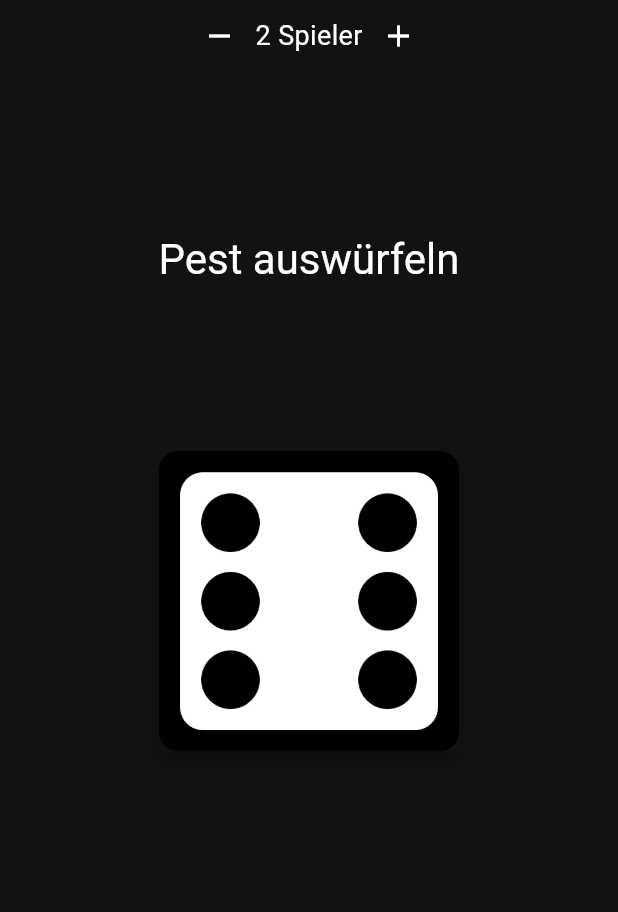
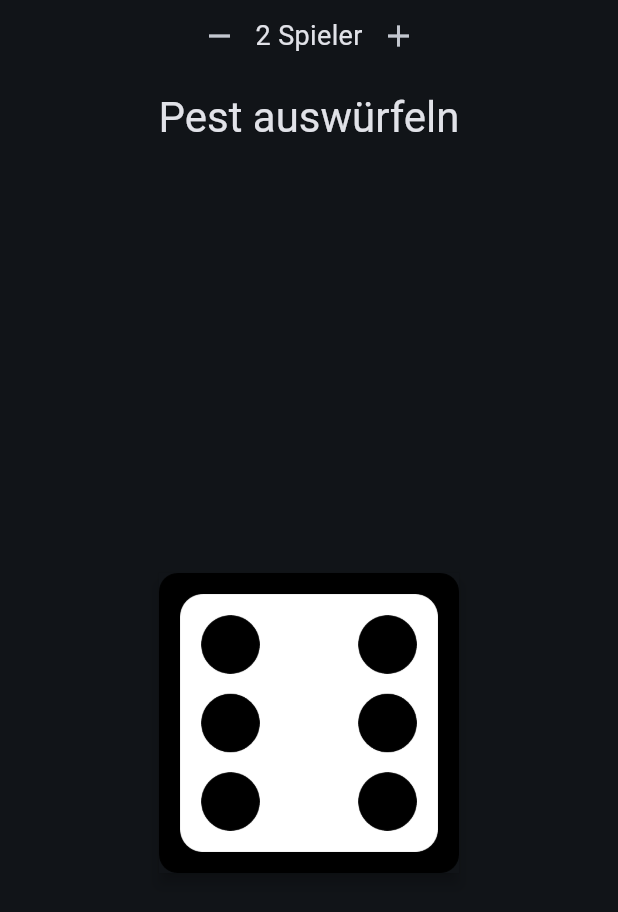
Before and after one commit to johnbow/PestApp, a Flutter app: the screen it shows after launch, after a tap on the "add" icon, on a phone screen of 412 x 824 dp. Shown: the top 912 px of the screen. Run offline on Flutter 3.47's test engine with Material 3 defaults, Android fonts, the phone set to English and light mode, and no system bars; our stand-ins replace bloc, equatable, flutter_bloc, gap.

Commit message:
Massive refactoring of all components

```diff
--- a/lib/constants/themes.dart
+++ b/lib/constants/themes.dart
@@ -1,7 +1,10 @@
 import 'package:flutter/material.dart';
 
+final colorScheme =
+    ColorScheme.fromSeed(seedColor: Colors.blue, brightness: Brightness.dark);
+
 final roundButtonStyle = ElevatedButton.styleFrom(
-    padding: const EdgeInsets.all(60),
+    padding: const EdgeInsets.all(70),
     elevation: 8,
     backgroundColor: Colors.green,
     foregroundColor: Colors.white,
--- /dev/null
+++ b/lib/cubit/dice_state.dart
@@ -0,0 +1,21 @@
+part of 'dice_cubit.dart';
+
+@immutable
+sealed class DiceState extends Equatable {
+  const DiceState({required this.roll});
+
+  final List<int> roll;
+
+  @override
+  List<Object> get props => [roll];
+}
+
+final class DiceRolled extends DiceState {
+  const DiceRolled({required super.roll, required this.message});
+
+  final List<String> message;
+}
+
+final class DiceRolling extends DiceState {
+  const DiceRolling({required super.roll});
+}
--- a/lib/cubit/game_state.dart
+++ b/lib/cubit/game_state.dart
@@ -3,96 +3,49 @@ part of 'game_cubit.dart';
 @immutable
 sealed class GameState {
   const GameState(
-      {required this.players,
-      required this.dices,
-      this.message = const [],
-      this.round = 0});
+      {required this.players, required this.numDice, this.round = 1});
 
   final int players;
-  final List<int> dices;
-  final List<String> message;
+  final int numDice;
   final int round;
 
-  GameState copyWith({int? players, List<int>? dices});
+  GameState copyWith({int? players, int? round});
 }
 
-final class RoundEnded extends GameState {
-  const RoundEnded(
-      {required super.players, required super.dices, required super.round});
+class FirstStage extends GameState {
+  const FirstStage({required super.players}) : super(numDice: 1);
 
   @override
-  RoundEnded copyWith({int? players, List<int>? dices, int? round}) {
-    return RoundEnded(
-        players: players ?? this.players,
-        dices: dices ?? this.dices,
-        round: round ?? this.round);
+  FirstStage copyWith({int? players, int? round}) {
+    return FirstStage(players: players ?? this.players);
   }
 }
 
-final class RoundStarted extends GameState {
-  const RoundStarted(
-      {required super.players,
-      required super.dices,
-      required super.message,
-      super.round = 1});
+class FirstStageEnded extends GameState {
+  const FirstStageEnded({required super.players}) : super(numDice: 1);
 
   @override
-  RoundStarted copyWith(
-      {int? players, List<int>? dices, List<String>? message, int? round}) {
-    return RoundStarted(
-        players: players ?? this.players,
-        dices: dices ?? this.dices,
-        message: message ?? this.message,
-        round: round ?? this.round);
+  FirstStageEnded copyWith({int? players, int? round}) {
+    return FirstStageEnded(players: players ?? this.players);
   }
 }
 
-final class DiceRolling extends GameState {
-  const DiceRolling(
-      {required this.nextState,
-      required super.players,
-      required super.dices,
-      super.round})
-      : super(
-            message: nextState is RollingOut || nextState is RolledOut
-                ? const ["Pest auswürfeln"]
-                : const [" "]);
-
-  DiceRolling.fromState(this.nextState, {required int oldRound})
-      : super(
-            players: nextState.players,
-            dices: nextState.dices,
-            round: oldRound,
-            message: nextState is RollingOut || nextState is RolledOut
-                ? const ["Pest auswürfeln"]
-                : const [" "]);
-
-  final GameState nextState;
+class SecondStage extends GameState {
+  const SecondStage({required super.players, super.round}) : super(numDice: 2);
 
   @override
-  GameState copyWith({int? players, List<int>? dices}) {
-    throw UnimplementedError();
+  SecondStage copyWith({int? players, int? round}) {
+    return SecondStage(
+        players: players ?? this.players, round: round ?? this.round);
   }
 }
 
-final class RolledOut extends GameState {
-  const RolledOut({required super.players, required super.dices})
-      : super(message: const ["Du bist Pest!"]);
+class SecondStageEnded extends GameState {
+  const SecondStageEnded({required super.players})
+      : super(numDice: 2, round: players);
 
   @override
-  RolledOut copyWith({int? players, List<int>? dices}) {
-    return RolledOut(
-        players: players ?? this.players, dices: dices ?? this.dices);
+  SecondStageEnded copyWith({int? players, int? round}) {
+    return SecondStageEnded(players: players ?? this.players);
   }
 }
-
-final class RollingOut extends GameState {
-  const RollingOut({required super.players, required super.dices})
-      : super(message: const ["Pest auswürfeln"]);
-
-  @override
-  RollingOut copyWith({int? players, List<int>? dices}) {
-    return RollingOut(
-        players: players ?? this.players, dices: dices ?? this.dices);
-  }
-}
--- a/lib/main.dart
+++ b/lib/main.dart
@@ -1,7 +1,9 @@
 import 'package:flutter/material.dart';
 import 'package:flutter/services.dart';
 import 'package:flutter_bloc/flutter_bloc.dart';
+import 'package:pest/constants/themes.dart';
 import 'package:pest/cubit/dice_animation_cubit.dart';
+import 'package:pest/cubit/dice_cubit.dart';
 import 'package:pest/cubit/game_cubit.dart';
 import 'package:pest/pages/main_page.dart';
 import 'package:pest/repositories/dice_repository.dart';
@@ -25,15 +27,15 @@ class MyApp extends StatelessWidget {
     return MaterialApp(
         title: 'Flutter Demo',
         theme: ThemeData(
-          colorScheme: const ColorScheme.dark(
-              brightness: Brightness.light, background: Color(0xFF282828)),
+          colorScheme: colorScheme,
           textTheme: const TextTheme(bodyMedium: TextStyle(fontSize: 18)),
           useMaterial3: true,
         ),
         home: MultiRepositoryProvider(
           providers: [
             RepositoryProvider<DiceRepository>(
-              create: (context) => RandomDice(sides: 6, initial: [6]),
+              create: (context) => RandomDice(
+                  sides: 6, firstInitial: [6], secondInitial: [6, 6]),
             ),
             RepositoryProvider(
               lazy: false,
@@ -50,6 +52,10 @@ class MyApp extends StatelessWidget {
                 create: (context) => DiceAnimationCubit(
                     diceRepo: context.read<DiceRepository>()),
               ),
+              BlocProvider(
+                create: (context) =>
+                    DiceCubit(diceRepo: context.read<DiceRepository>()),
+              ),
             ],
             child: const MainPage(),
           ),
--- /dev/null
+++ b/lib/pages/first_stage_page.dart
@@ -0,0 +1,51 @@
+import 'package:flutter/material.dart';
+import 'package:flutter_bloc/flutter_bloc.dart';
+import 'package:pest/cubit/game_cubit.dart';
+import 'package:pest/widgets/dice_display.dart';
+import 'package:pest/widgets/next_stage_display.dart';
+import 'package:pest/widgets/player_counter.dart';
+
+class FirstStagePage extends StatelessWidget {
+  const FirstStagePage({super.key});
+
+  @override
+  Widget build(BuildContext context) {
+    return Column(
+      mainAxisAlignment: MainAxisAlignment.spaceBetween,
+      children: [
+        const PlayerCounter(),
+        if (context.read<GameCubit>().state is FirstStageEnded)
+          NextStageDisplay(
+            actionText: Text(
+              "Weiter",
+              style: Theme.of(context).textTheme.displayMedium,
+            ),
+            message: const PestMessage(),
+          )
+        else
+          const DiceDisplay(),
+      ],
+    );
+  }
+}
+
+class PestMessage extends StatelessWidget {
+  const PestMessage({super.key});
+
+  @override
+  Widget build(BuildContext context) {
+    return Text.rich(TextSpan(children: [
+      TextSpan(
+        style: Theme.of(context).textTheme.displaySmall,
+        text: "Du bist ",
+      ),
+      TextSpan(
+        text: "Pest!",
+        style: Theme.of(context)
+            .textTheme
+            .displaySmall!
+            .copyWith(color: Colors.red),
+      )
+    ]));
+  }
+}
--- a/lib/pages/main_page.dart
+++ b/lib/pages/main_page.dart
@@ -1,79 +1,47 @@
 import 'package:flutter/material.dart';
 import 'package:flutter_bloc/flutter_bloc.dart';
-import 'package:pest/constants/themes.dart';
+import 'package:pest/cubit/dice_animation_cubit.dart';
+import 'package:pest/cubit/dice_cubit.dart';
 import 'package:pest/cubit/game_cubit.dart';
-import 'package:pest/widgets/dice_widget_group.dart';
-import 'package:pest/widgets/player_counter.dart';
+import 'package:pest/pages/first_stage_page.dart';
+import 'package:pest/pages/second_stage_page.dart';
 
 class MainPage extends StatelessWidget {
   const MainPage({super.key});
 
-  bool _isRoundStartedState(GameState state) {
-    return state is RoundStarted ||
-        state is RoundEnded ||
-        (state is DiceRolling &&
-            (state.nextState is RoundStarted || state.nextState is RoundEnded));
-  }
-
   @override
   Widget build(BuildContext context) {
-    return Scaffold(body: BlocBuilder<GameCubit, GameState>(
-      builder: (context, state) {
-        return SafeArea(
-          child: Column(
-            mainAxisAlignment: MainAxisAlignment.center,
-            mainAxisSize: MainAxisSize.max,
-            children: [
-              PlayerCounter(playerCount: state.players),
-              Expanded(
-                child: Column(
-                  mainAxisAlignment: MainAxisAlignment.spaceEvenly,
-                  mainAxisSize: MainAxisSize.max,
-                  children: [
-                    for (final line in state.message)
-                      Text(
-                        line,
-                        textAlign: TextAlign.center,
-                        style: Theme.of(context).textTheme.headlineMedium,
-                      ),
-                    const DiceWidgetGroup(),
-                    Visibility(
-                      visible: state is RolledOut,
-                      child: ElevatedButton(
-                          style: roundButtonStyle,
-                          onPressed: () =>
-                              context.read<GameCubit>().startRound(),
-                          child: const Text("weiter")),
-                    ),
-                    Visibility(
-                      visible: state is RoundEnded,
-                      child: ElevatedButton(
-                          style: roundButtonStyle,
-                          onPressed: () => context.read<GameCubit>().restart(),
-                          child: const Text("Neue Runde")),
-                    ),
-                  ],
-                ),
-              ),
-              if (_isRoundStartedState(state))
-                Row(
-                  mainAxisAlignment: MainAxisAlignment.spaceBetween,
-                  children: [
-                    Padding(
-                      padding: const EdgeInsets.all(12.0),
-                      child: state is RoundEnded
-                          ? Text("${state.players} / ${state.players}")
-                          : Text("${state.round} / ${state.players}"),
-                    ),
-                    IconButton(
-                        onPressed: () => context.read<GameCubit>().restart(),
-                        icon: const Icon(Icons.replay))
-                  ],
-                )
-            ],
-          ),
-        );
-      },
+    return Scaffold(
+        body: SafeArea(
+      child: BlocListener<GameCubit, GameState>(
+        listenWhen: (prev, curr) => prev.runtimeType != curr.runtimeType,
+        listener: (context, state) {
+          switch (state) {
+            case FirstStage():
+              context.read<DiceCubit>().resetFirst();
+              context.read<DiceAnimationCubit>().resetFirst();
+              break;
+            case FirstStageEnded():
+              break;
+            case SecondStage():
+              context.read<DiceCubit>().resetSecond();
+              context.read<DiceAnimationCubit>().resetSecond();
+              break;
+            case SecondStageEnded():
+              break;
+          }
+        },
+        child: BlocBuilder<GameCubit, GameState>(
+          builder: (context, state) {
+            return switch (state) {
+              FirstStage() => const FirstStagePage(),
+              FirstStageEnded() => const FirstStagePage(),
+              SecondStage() => const SecondStagePage(),
+              SecondStageEnded() => const SecondStagePage(),
+            };
+          },
+        ),
+      ),
     ));
   }
 }
--- a/lib/repositories/dice_repository.dart
+++ b/lib/repositories/dice_repository.dart
@@ -1,12 +1,14 @@
 import 'dart:async';
 
 abstract class DiceRepository {
-  DiceRepository({required this.sides, required List<int> initial})
-      : last = initial;
+  DiceRepository(
+      {required this.sides,
+      required this.firstInitial,
+      required this.secondInitial});
 
   final int sides;
-
-  List<int> last;
+  final List<int> firstInitial;
+  final List<int> secondInitial;
 
   FutureOr<int> get nextNumber;
 
@@ -15,7 +17,6 @@ abstract class DiceRepository {
     for (int i = 0; i < numbers.length; i++) {
       numbers[i] = await nextNumber;
     }
-    last = numbers;
     return numbers;
   }
 }
--- a/lib/repositories/random_dice.dart
+++ b/lib/repositories/random_dice.dart
@@ -4,7 +4,10 @@ import 'dart:math';
 import 'package:pest/repositories/dice_repository.dart';
 
 class RandomDice extends DiceRepository {
-  RandomDice({required super.sides, required super.initial});
+  RandomDice(
+      {required super.sides,
+      required super.firstInitial,
+      required super.secondInitial});
 
   final rng = Random();
 
--- /dev/null
+++ b/lib/widgets/dice_display.dart
@@ -0,0 +1,44 @@
+import 'package:flutter/material.dart';
+import 'package:flutter_bloc/flutter_bloc.dart';
+import 'package:gap/gap.dart';
+import 'package:pest/cubit/dice_cubit.dart';
+import 'package:pest/widgets/dice_widget_group.dart';
+
+class DiceDisplay extends StatelessWidget {
+  const DiceDisplay({super.key});
+
+  @override
+  Widget build(BuildContext context) {
+    return Expanded(
+      child: Column(
+        mainAxisAlignment: MainAxisAlignment.start,
+        mainAxisSize: MainAxisSize.max,
+        children: [
+          const Gap(12.0),
+          SizedBox(
+            height: 80,
+            child: BlocBuilder<DiceCubit, DiceState>(
+              builder: (context, state) {
+                return switch (state) {
+                  DiceRolled() => Column(
+                      mainAxisSize: MainAxisSize.min,
+                      children: [
+                        for (final line in state.message)
+                          Text(
+                            line,
+                            textAlign: TextAlign.center,
+                            style: Theme.of(context).textTheme.headlineMedium,
+                          ),
+                      ],
+                    ),
+                  DiceRolling() => const Text("")
+                };
+              },
+            ),
+          ),
+          const Expanded(child: DiceWidgetGroup()),
+        ],
+      ),
+    );
+  }
+}
--- a/lib/widgets/dice_widget_group.dart
+++ b/lib/widgets/dice_widget_group.dart
@@ -1,6 +1,7 @@
 import 'package:flutter/material.dart';
 import 'package:flutter_bloc/flutter_bloc.dart';
 import 'package:pest/cubit/dice_animation_cubit.dart';
+import 'package:pest/cubit/dice_cubit.dart';
 import 'package:pest/cubit/game_cubit.dart';
 import 'package:pest/widgets/dice_widget.dart';
 
@@ -9,30 +10,37 @@ class DiceWidgetGroup extends StatelessWidget {
 
   @override
   Widget build(BuildContext context) {
+    final gameState = context.read<GameCubit>().state;
     return MultiBlocListener(
       listeners: [
-        BlocListener<GameCubit, GameState>(
+        BlocListener<DiceCubit, DiceState>(
           listener: (context, state) {
             if (state is DiceRolling) {
-              context.read<DiceAnimationCubit>().startAnimation(state.dices);
-            } else if (state is RoundStarted || state is RollingOut) {
-              context.read<DiceAnimationCubit>().checkRefresh(state.dices);
+              // tapped on dice
+              context.read<DiceAnimationCubit>().startAnimation(state.roll);
+            } else if (state is DiceRolled) {
+              context.read<GameCubit>().notifyRollFinished(state.roll);
             }
           },
         ),
         BlocListener<DiceAnimationCubit, DiceAnimationState>(
           listener: (context, state) {
-            if (state is! DiceAnimationFinished) return;
-            context.read<GameCubit>().onAnimationFinished();
+            if (state is DiceAnimationFinished) {
+              context.read<DiceCubit>().notifyRollFinished();
+            }
           },
         ),
       ],
       child: GestureDetector(
         behavior: HitTestBehavior.translucent,
-        onTap: () => context.read<GameCubit>().rollDices(),
+        onTap: () => {
+          if (gameState is FirstStage || gameState is SecondStage)
+            {context.read<DiceCubit>().rollDice(gameState.numDice)}
+        },
         child: BlocBuilder<DiceAnimationCubit, DiceAnimationState>(
           builder: (context, state) {
             return Column(
+              mainAxisSize: MainAxisSize.min,
               mainAxisAlignment: MainAxisAlignment.center,
               children: [
                 for (final side in state.frame) DiceWidget(side: side)
--- a/lib/widgets/player_counter.dart
+++ b/lib/widgets/player_counter.dart
@@ -1,11 +1,10 @@
 import 'package:flutter/material.dart';
 import 'package:flutter_bloc/flutter_bloc.dart';
+import 'package:pest/cubit/dice_cubit.dart';
 import 'package:pest/cubit/game_cubit.dart';
 
 class PlayerCounter extends StatelessWidget {
-  const PlayerCounter({super.key, required this.playerCount});
-
-  final int playerCount;
+  const PlayerCounter({super.key});
 
   @override
   Widget build(BuildContext context) {
@@ -13,11 +12,21 @@ class PlayerCounter extends StatelessWidget {
       mainAxisAlignment: MainAxisAlignment.center,
       children: [
         IconButton(
-            onPressed: () => context.read<GameCubit>().removePlayer(),
+            onPressed: () {
+              if (context.read<DiceCubit>().state is DiceRolling) return;
+              context.read<GameCubit>().removePlayer();
+            },
             icon: const Icon(Icons.remove)),
-        Text("$playerCount Spieler"),
+        BlocBuilder<GameCubit, GameState>(
+          builder: (context, state) {
+            return Text("${state.players} Spieler");
+          },
+        ),
         IconButton(
-            onPressed: () => context.read<GameCubit>().addPlayer(),
+            onPressed: () {
+              if (context.read<DiceCubit>().state is DiceRolling) return;
+              context.read<GameCubit>().addPlayer();
+            },
             icon: const Icon(Icons.add))
       ],
     );
--- a/pubspec.yaml
+++ b/pubspec.yaml
@@ -13,6 +13,8 @@ dependencies:
   flutter_bloc: ^8.1.3
   meta: ^1.9.1
   bloc: ^8.1.2
+  equatable: ^2.0.7
+  gap: ^3.0.1
 
 dev_dependencies:
   flutter_test:
```
Also changed, not shown: lib/cubit/dice_animation_cubit.dart (+20 -9 lines), lib/cubit/dice_cubit.dart (added, +75 -0 lines), lib/cubit/game_cubit.dart (+56 -99 lines), lib/pages/second_stage_page.dart (added, +31 -0 lines), lib/widgets/bottom_bar.dart (added, +29 -0 lines), lib/widgets/next_stage_display.dart (added, +31 -0 lines), pubspec.lock.
